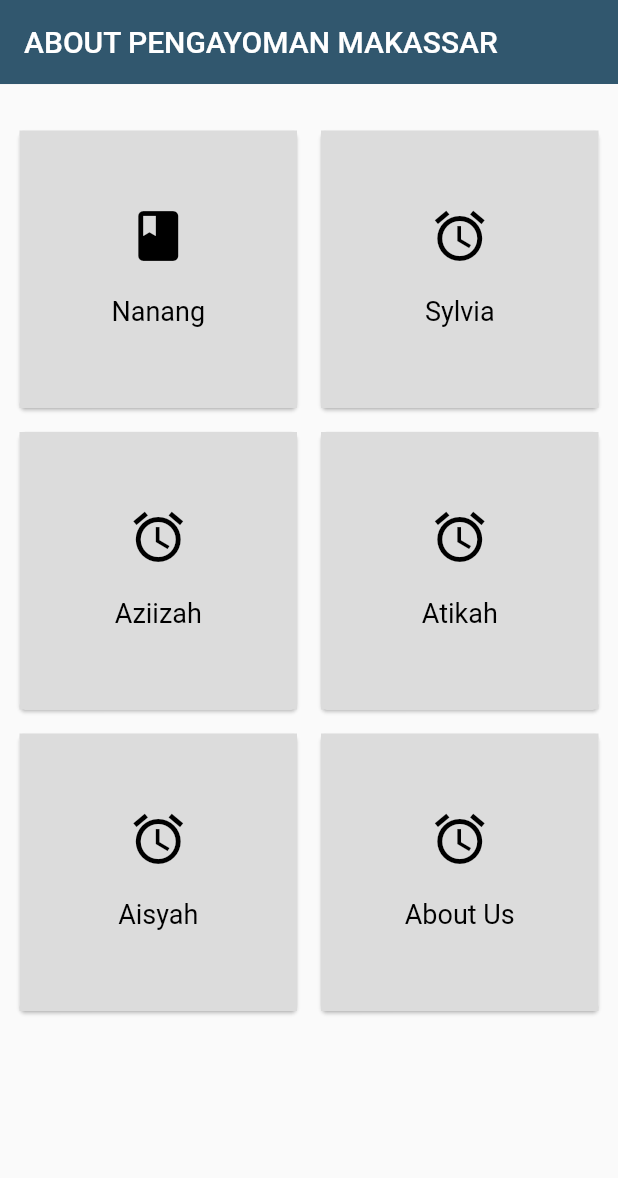
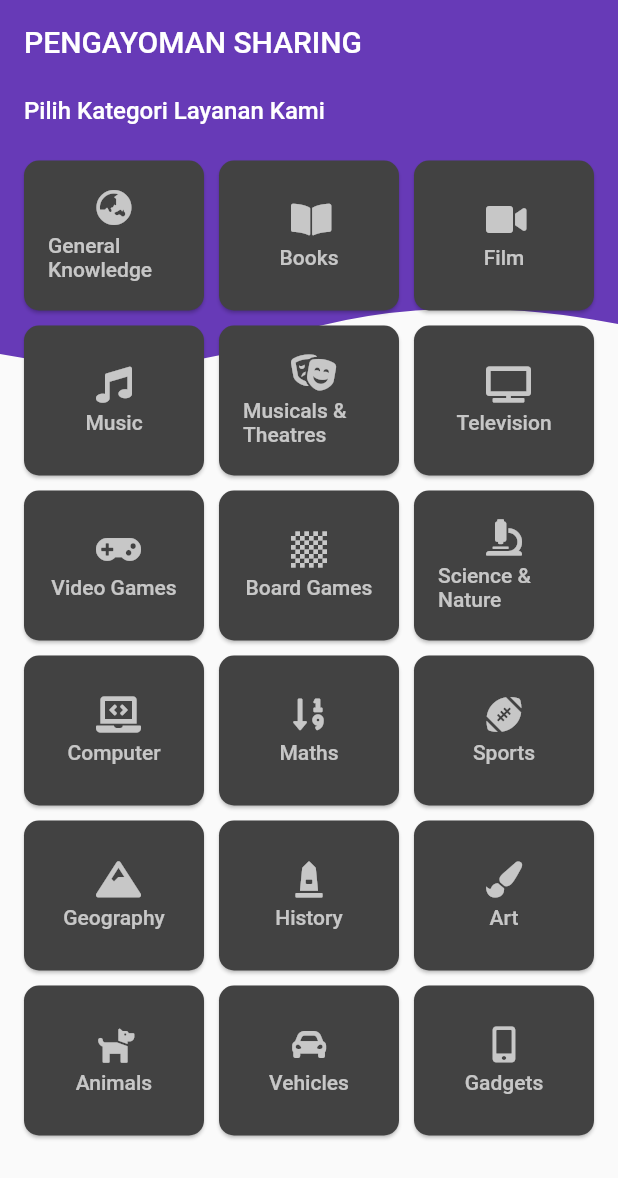
Before and after one commit to v13nr2/FLUTTER, a Flutter app: the Dashboard screen opened directly, on a phone screen of 412 x 824 dp. Shown: the top 1178 px of the screen. Run offline on Flutter 3.47's test engine with Material 2 defaults, Android fonts, the phone set to English and light mode, and no system bars; our stand-ins replace flutter_custom_clippers, font_awesome_flutter, google_sign_in.

Commit message:
nyecroll is good

```diff
--- /dev/null
+++ b/lib/models/category.dart
@@ -0,0 +1,30 @@
+import 'package:font_awesome_flutter/font_awesome_flutter.dart';
+
+class Category{
+  final int id;
+  final String name;
+  final dynamic icon;
+  Category(this.id, this.name, {this.icon});
+
+}
+
+final List<Category> categories = [
+  Category(9,"General Knowledge", icon: FontAwesomeIcons.globeAsia),
+  Category(10,"Books", icon: FontAwesomeIcons.bookOpen),
+  Category(11,"Film", icon: FontAwesomeIcons.video),
+  Category(12,"Music", icon: FontAwesomeIcons.music),
+  Category(13,"Musicals & Theatres", icon: FontAwesomeIcons.theaterMasks),
+  Category(14,"Television", icon: FontAwesomeIcons.tv),
+  Category(15,"Video Games", icon: FontAwesomeIcons.gamepad),
+  Category(16,"Board Games", icon: FontAwesomeIcons.chessBoard),
+  Category(17,"Science & Nature", icon: FontAwesomeIcons.microscope),
+  Category(18,"Computer", icon: FontAwesomeIcons.laptopCode),
+  Category(19,"Maths", icon: FontAwesomeIcons.sortNumericDown),
+  Category(21,"Sports", icon: FontAwesomeIcons.footballBall),
+  Category(22,"Geography", icon: FontAwesomeIcons.mountain),
+  Category(23,"History", icon: FontAwesomeIcons.monument),
+  Category(25,"Art", icon: FontAwesomeIcons.paintBrush),
+  Category(27,"Animals", icon: FontAwesomeIcons.dog),
+  Category(28,"Vehicles", icon: FontAwesomeIcons.carAlt),
+  Category(30,"Gadgets", icon: FontAwesomeIcons.mobileAlt),
+];
--- a/lib/pages/dashboard.dart
+++ b/lib/pages/dashboard.dart
@@ -1,4 +1,6 @@
 import 'package:flutter/material.dart';
+import 'package:flutter_custom_clippers/flutter_custom_clippers.dart';
+import 'package:sosmed/models/category.dart';
 
 class Dashboard extends StatefulWidget {
   @override
@@ -9,27 +11,53 @@ class _DashboardState extends State<Dashboard> {
   @override
   Widget build(BuildContext context) {
     return Scaffold(
-      appBar: AppBar(
-        title: Text("ABOUT PENGAYOMAN MAKASSAR"),
-        elevation: .1,
-        backgroundColor: Color.fromRGBO(49, 87, 110, 1.0),
-      ),
-      body: Container(
-        padding: EdgeInsets.symmetric(vertical: 20.0, horizontal: 2.0),
-        child: GridView.count(
-          crossAxisCount: 2,
-          padding: EdgeInsets.all(3.0),
+        appBar: AppBar(
+          title: Text('PENGAYOMAN SHARING'),
+          elevation: 0,
+        ),
+        body: Stack(
           children: <Widget>[
-            makeDashboardItem("Nanang", Icons.book),
-            makeDashboardItem("Sylvia", Icons.alarm),
-            makeDashboardItem("Aziizah", Icons.alarm),
-            makeDashboardItem("Atikah", Icons.alarm),
-            makeDashboardItem("Aisyah", Icons.alarm),
-            makeDashboardItem("About Us", Icons.alarm)
+            ClipPath(
+              clipper: WaveClipperTwo(),
+              child: Container(
+                decoration:
+                    BoxDecoration(color: Theme.of(context).primaryColor),
+                height: 200,
+              ),
+            ),
+            CustomScrollView(
+              physics: BouncingScrollPhysics(),
+              slivers: <Widget>[
+                SliverToBoxAdapter(
+                  child: Padding(
+                    padding: const EdgeInsets.symmetric(
+                        horizontal: 16.0, vertical: 8.0),
+                    child: Text(
+                      "Pilih Kategori Layanan Kami",
+                      style: TextStyle(
+                          color: Colors.white,
+                          fontWeight: FontWeight.w500,
+                          fontSize: 16.0),
+                    ),
+                  ),
+                ),
+                SliverPadding(
+                  padding: const EdgeInsets.all(16.0),
+                  sliver: SliverGrid(
+                      gridDelegate: SliverGridDelegateWithFixedCrossAxisCount(
+                          crossAxisCount: 3,
+                          childAspectRatio: 1.2,
+                          crossAxisSpacing: 10.0,
+                          mainAxisSpacing: 10.0),
+                      delegate: SliverChildBuilderDelegate(
+                        _buildCategoryItem,
+                        childCount: categories.length,
+                      )),
+                ),
+              ],
+            ),
           ],
-        ),
-      ),
-    );
+        ));
   }
 
   Card makeDashboardItem(String title, IconData icon) {
@@ -63,4 +91,38 @@ class _DashboardState extends State<Dashboard> {
           ),
         ));
   }
+
+  Widget _buildCategoryItem(BuildContext context, int index) {
+    Category category = categories[index];
+    return MaterialButton(
+      elevation: 1.0,
+      highlightElevation: 1.0,
+      onPressed: () => _categoryPressed(context, category),
+      shape: RoundedRectangleBorder(
+        borderRadius: BorderRadius.circular(10.0),
+      ),
+      color: Colors.grey.shade800,
+      textColor: Colors.white70,
+      child: Column(
+        mainAxisAlignment: MainAxisAlignment.center,
+        children: <Widget>[
+          if (category.icon != null) Icon(category.icon),
+          if (category.icon != null) SizedBox(height: 5.0),
+          Text(
+            category.name
+          )
+        ],
+      ),
+    );
+  }
+
+  _categoryPressed(BuildContext context, Category category) {
+    showModalBottomSheet(
+      context: context,
+      builder: (sheetContext) => BottomSheet(
+        builder: (_) => null,
+        onClosing: () {},
+      ),
+    );
+  }
 }
--- a/pubspec.yaml
+++ b/pubspec.yaml
@@ -14,13 +14,15 @@ description: A new Flutter project.
 version: 1.0.0+1
 
 environment:
-  sdk: ">=2.1.0 <3.0.0"
+  sdk: ">=2.2.2 <3.0.0"
 
 dependencies:
   flutter:
     sdk: flutter
   firebase_auth: ^0.8.3
   google_sign_in: ^4.0.1+1
+  flutter_custom_clippers: ^0.1.6
+  font_awesome_flutter: ^8.4.0
 
 dev_dependencies:
   flutter_test:
```
Also changed, not shown: pubspec.lock.
